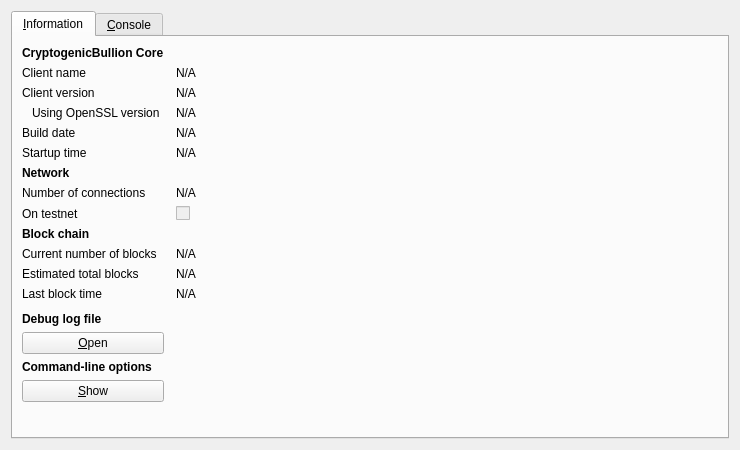
Old version of the form src/qt/forms/rpcconsole.ui in the repository cryptogenicbonds/CryptoBullion-CBX.
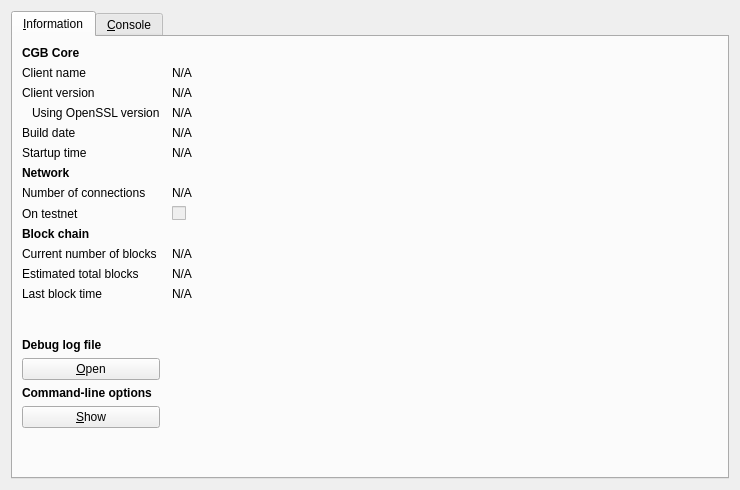
New version of the form. Icons and pictures are not drawn.

```diff
--- a/src/qt/forms/rpcconsole.ui
+++ b/src/qt/forms/rpcconsole.ui
@@ -7,7 +7,7 @@
     <x>0</x>
     <y>0</y>
     <width>740</width>
-    <height>450</height>
+    <height>490</height>
    </rect>
   </property>
   <property name="windowTitle">
@@ -36,7 +36,7 @@
           </font>
          </property>
          <property name="text">
-          <string>CryptogenicBullion Core</string>
+          <string>CGB Core</string>
          </property>
         </widget>
        </item>
```
